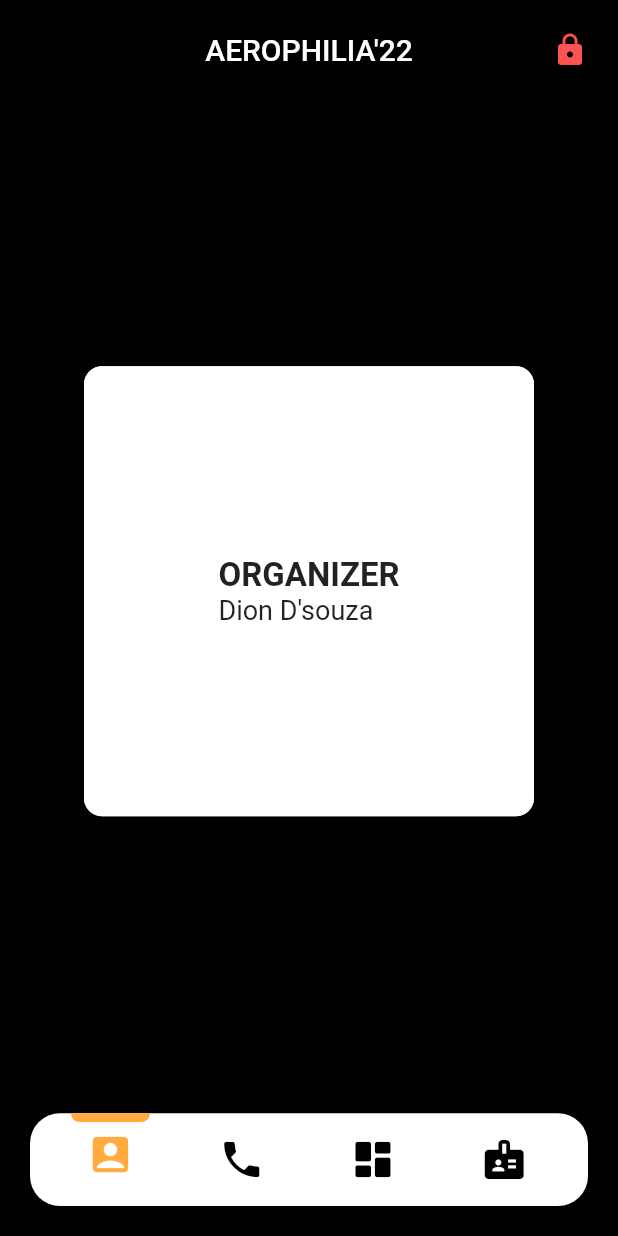
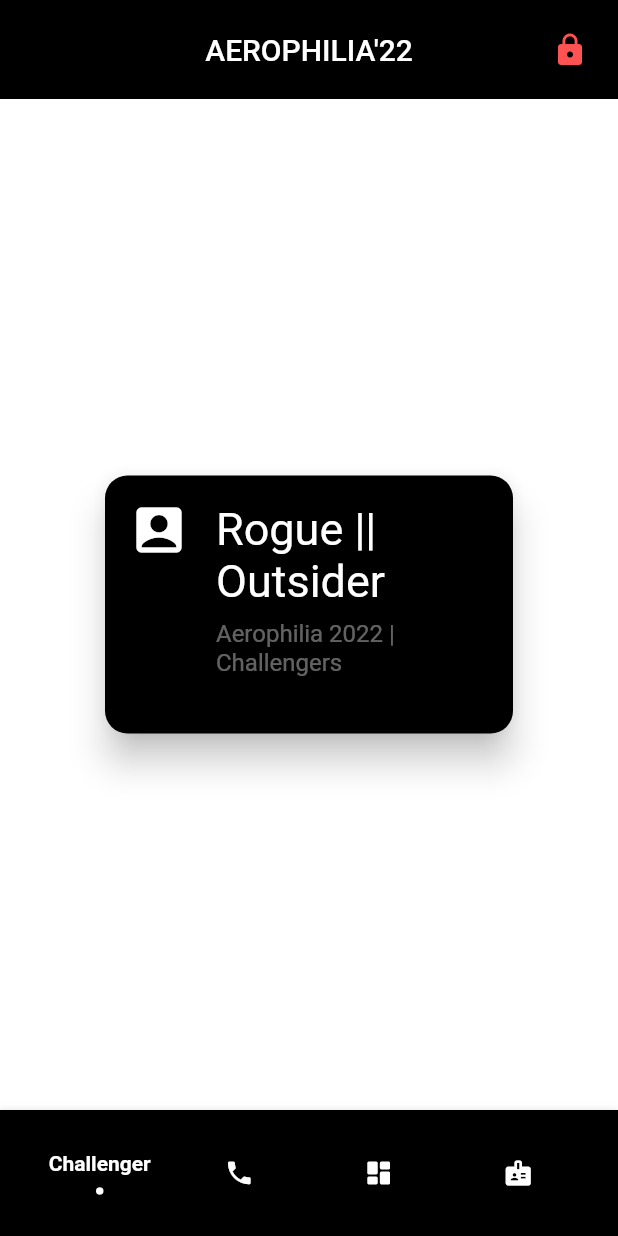
Before and after one commit to NehalH/orgAERO22, a Flutter app: the screen it shows after launch, on a phone screen of 412 x 824 dp. Run offline on Flutter 3.47's test engine with Material 2 defaults, Android fonts, the phone set to English and light mode, and no system bars; drawn by our look-alikes of flashy_tab_bar2; our stand-ins replace fluttertoast, shared_preferences; missing offline and left inert: qr_code_scanner.

```diff
--- /dev/null
+++ b/lib/challenger_info.dart
@@ -0,0 +1,55 @@
+import 'package:flutter/material.dart';
+import 'main.dart';
+import 'globals.dart' as global;
+
+
+class ChallengerInfoPage extends StatefulWidget {
+  const ChallengerInfoPage({Key? key}) : super(key: key);
+
+  @override
+  State<StatefulWidget> createState() => _challengerInfoPageState();
+}
+
+// ignore: camel_case_types
+class _challengerInfoPageState extends State<ChallengerInfoPage> {
+
+  @override
+  Widget build(BuildContext context) {
+    return Center(
+        child: Container(
+          width: 300,
+          height: 200,
+          padding: const EdgeInsets.all(10.0),
+          child: Card(
+            shape: RoundedRectangleBorder(
+              borderRadius: BorderRadius.circular(15.0),
+            ),
+            color: Colors.black,
+            elevation: 10,
+            child: Column(
+              mainAxisSize: MainAxisSize.min,
+              children: <Widget>[
+                ListTile(
+                  leading: const Icon(Icons.account_box, size: 40, color: Colors.white,),
+                  title: Padding(
+                    padding: const EdgeInsets.fromLTRB(2.0,14.0,0,0),
+                    child: Text(
+                        global.signature,
+                        style: const TextStyle(fontSize: 30.0, color: Colors.white)
+                    ),
+                  ),
+                  subtitle: const Padding(
+                    padding: EdgeInsets.fromLTRB(2.0,8.0,0,0),
+                    child: Text(
+                        'Aerophilia 2022 | Challengers',
+                        style: TextStyle(fontSize: 16.0, color: Colors.white38),
+                    ),
+                  ),
+                ),
+              ],
+            ),
+          ),
+        )
+    );
+  }
+}
--- /dev/null
+++ b/lib/contact.dart
@@ -0,0 +1,6 @@
+import 'package:url_launcher/url_launcher.dart';
+import 'package:flutter/material.dart';
+
+class Contact extends StatelessWidget{
+
+}
--- /dev/null
+++ b/lib/globals.dart
@@ -0,0 +1,2 @@
+
+String signature = 'Rogue || Outsider';
--- a/lib/main.dart
+++ b/lib/main.dart
@@ -1,16 +1,20 @@
+import 'package:flashy_tab_bar2/flashy_tab_bar2.dart';
 import 'package:flutter/material.dart';
+import 'package:org_aero22/qr_scanner.dart';
 import 'package:shared_preferences/shared_preferences.dart';
-
-String signature = 'Rogue/Outsider';
+import 'challenger_info.dart';
+import 'event_list.dart';
+import 'globals.dart' as global;
 
 void main() {
   runApp(
     MaterialApp(
       debugShowCheckedModeBanner: false,
-      title: 'Organizer',
+      title: "Organizer@AEROPHILIA22",
       initialRoute: '/home',
       routes: {
         '/home': (context) => const MyHomePage(),
+        '/home/QRScanner': (context) => const ScanQrPage(),
       },
     ),
   );
@@ -24,9 +28,16 @@ class MyHomePage extends StatefulWidget {
 }
 
 class _MyHomePageState extends State<MyHomePage> {
-  var currentIndex = 0;
+  int _selectedIndex = 0;
   final TextEditingController _textInputController = TextEditingController();
   bool authenticated = false;
+
+  List<Widget> pageList = [
+    const ChallengerInfoPage(),
+    const ScanQrPage(),
+    const EventListPage(),
+    const ScanQrPage(),
+  ];
 
   @override
   void initState() {
@@ -42,9 +53,8 @@ class _MyHomePageState extends State<MyHomePage> {
 
   @override
   Widget build(BuildContext context) {
-    Size size = MediaQuery.of(context).size;
     return Scaffold(
-      backgroundColor: Colors.black,
+      backgroundColor: Colors.white,
 
       //////////////////////////////////////////////////////////////////////////   App Bar
 
@@ -52,7 +62,7 @@ class _MyHomePageState extends State<MyHomePage> {
         //leading: const Icon(Icons.account_circle_rounded),
         //leadingWidth: 80,
         backgroundColor: Colors.black,
-        elevation: 15,
+        elevation: 0,
         //shadowColor: Colors.grey.shade800,
         toolbarHeight: 66,
         centerTitle: true,
@@ -69,106 +79,49 @@ class _MyHomePageState extends State<MyHomePage> {
         ],
       ),
 
-      //////////////////////////////////////////////////////////////////////////  Navigation Bar
+      //////////////////////////////////////////////////////////////////////////  Bottom Navigation Bar
 
-      bottomNavigationBar: Container(
-        margin: const EdgeInsets.all(20),
-        height: size.width * .150,
-        decoration: BoxDecoration(
-          color: Colors.white,
-          boxShadow: [
-            BoxShadow(
-              color: Colors.black.withOpacity(.15),
-              blurRadius: 30,
-              offset: const Offset(0, 10),
-            ),
-          ],
-          borderRadius: BorderRadius.circular(20),
-        ),
-        child: ListView.builder(
-          itemCount: 4,
-          scrollDirection: Axis.horizontal,
-          padding: EdgeInsets.symmetric(horizontal: size.width * .024),
-          itemBuilder: (context, index) => InkWell(
-            onTap: () {
-              setState(
-                () {
-                  currentIndex = index;
-                },
-              );
-            },
-            splashColor: Colors.transparent,
-            highlightColor: Colors.transparent,
-            child: Column(
-              mainAxisAlignment: MainAxisAlignment.spaceBetween,
-              children: [
-                AnimatedContainer(
-                  duration: const Duration(milliseconds: 1500),
-                  curve: Curves.fastLinearToSlowEaseIn,
-                  margin: EdgeInsets.only(
-                    bottom: index == currentIndex ? 0 : size.width * .029,
-                    right: size.width * .0422,
-                    left: size.width * .0422,
-                  ),
-                  width: size.width * .128,
-                  height: index == currentIndex ? size.width * .014 : 0,
-                  decoration: const BoxDecoration(
-                    color: Colors.orangeAccent,
-                    borderRadius: BorderRadius.vertical(
-                      bottom: Radius.circular(10),
-                    ),
-                  ),
-                ),
-                Icon(
-                  listOfIcons[index],
-                  size: size.width * .076,
-                  color: index == currentIndex
-                      ? Colors.orangeAccent
-                      : Colors.black,
-                ),
-                SizedBox(height: size.width * .03),
-              ],
-            ),
+      bottomNavigationBar: FlashyTabBar(
+        backgroundColor: Colors.black,
+        animationCurve: Curves.linear,
+        selectedIndex: _selectedIndex,
+        showElevation: true,
+        onItemSelected: (index) => setState(() {
+          _selectedIndex = index;
+        }),
+        items: [
+          FlashyTabBarItem(
+            icon: const Icon(Icons.account_box),
+            title: const Text('Challenger'),
+            activeColor: Colors.white,
+            inactiveColor: Colors.white,
           ),
-        ),
+          FlashyTabBarItem(
+            icon: const Icon(Icons.phone),
+            title: const Text('Contact'),
+            activeColor: Colors.white,
+            inactiveColor: Colors.white,
+          ),
+          FlashyTabBarItem(
+            icon: const Icon(Icons.dashboard_rounded),
+            title: const Text('Events'),
+            activeColor: Colors.white,
+            inactiveColor: Colors.white,
+          ),
+          FlashyTabBarItem(
+            icon: const Icon(Icons.badge),
+            title: const Text('Quick Scan'),
+            activeColor: Colors.white,
+            inactiveColor: Colors.white,
+          ),
+        ],
       ),
 
       //////////////////////////////////////////////////////////////////////////    Body
 
-      body: Center(
-        child: Card(
-          elevation: 0,
-          shape: RoundedRectangleBorder(
-            side: BorderSide(
-              color: Theme.of(context).colorScheme.outline,
-            ),
-            borderRadius: const BorderRadius.all(Radius.circular(12)),
-          ),
-          child: const SizedBox(
-            width: 300,
-            height: 300,
-            child: Center(
-              child: Text.rich( TextSpan(
-                children: <TextSpan>[
-                  TextSpan(text: 'ORGANIZER', style: TextStyle(fontWeight: FontWeight.bold, fontSize: 22)),
-                  TextSpan(text: "\nDion D'souza", style: TextStyle(fontSize: 18)),
-                ],
-              ),),
-            ),
-          ),
-        ),
-      ),
+      body: pageList.elementAt(_selectedIndex),
     );
   }
-
-  //////////////////////////////////////////////////////////////////////////////   Navigation Icons
-
-  List<IconData> listOfIcons = [
-    Icons.account_box,
-    Icons.phone,
-    Icons.dashboard_rounded,
-    Icons.badge,
-  ];
 
   //////////////////////////////////////////////////////////////////////////////   Authentication Dialogue
 
@@ -225,7 +178,7 @@ class _MyHomePageState extends State<MyHomePage> {
                       Padding(
                         padding: const EdgeInsets.fromLTRB(20, 5, 20, 10),
                         child: TextField(
-                          onChanged: (value) => signature = value,
+                          onChanged: (value) => global.signature = value,
                           textAlign: TextAlign.center,
                           decoration: const InputDecoration(
                             enabledBorder: OutlineInputBorder(
@@ -283,11 +236,13 @@ class _MyHomePageState extends State<MyHomePage> {
     final prefs = await SharedPreferences.getInstance();
     // It doesn't make much sense imho, better use a boolean
     await prefs.setString('passKEY', 'nehal');
+    await prefs.setString('signature', global.signature);
   }
 
   Future<void> _getVarSharedPref() async {
     final prefs = await SharedPreferences.getInstance();
     final storedPasskey = prefs.getString('passKEY') ?? 'Not_yet_authorised';
+    global.signature = prefs.getString('signature')!;
     setState(() {
       authenticated = storedPasskey == 'nehal';
     });
@@ -301,7 +256,7 @@ class _MyHomePageState extends State<MyHomePage> {
       });
       _setPassKEYSharedPref();
     } else {
-      signature = 'Rogue/Outsider';
+      global.signature = 'Rogue || Outsider';
     }
   }
 
--- a/pubspec.yaml
+++ b/pubspec.yaml
@@ -35,6 +35,11 @@ dependencies:
   # The following adds the Cupertino Icons font to your application.
   # Use with the CupertinoIcons class for iOS style icons.
   cupertino_icons: ^1.0.2
+  qr_code_scanner: ^1.0.0
+  floating_bottom_bar: ^0.0.1
+  flashy_tab_bar2: ^0.0.4
+  fluttertoast: ^8.0.9
+  url_launcher: ^6.1.4
 
 dev_dependencies:
   flutter_test:
```
Also changed, not shown: lib/event_list.dart (added, +57 -0 lines), lib/qr_scanner.dart (added, +71 -0 lines), pubspec.lock, 1 other file.
